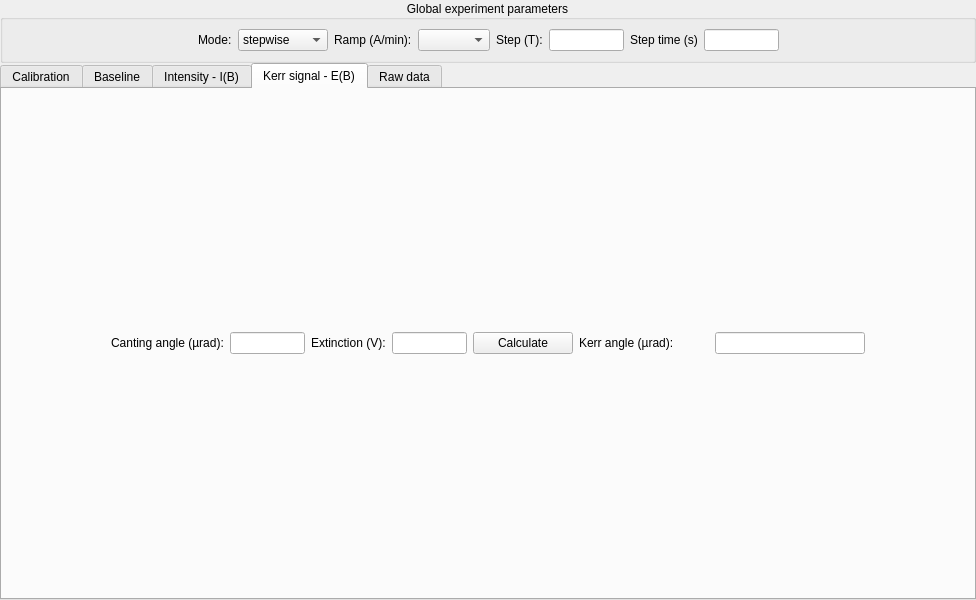
Before: the Qt Designer form nicos_jcns/moke01/gui/mokepanel.ui in mlz-ictrl/nicos, drawn with Qt 5.
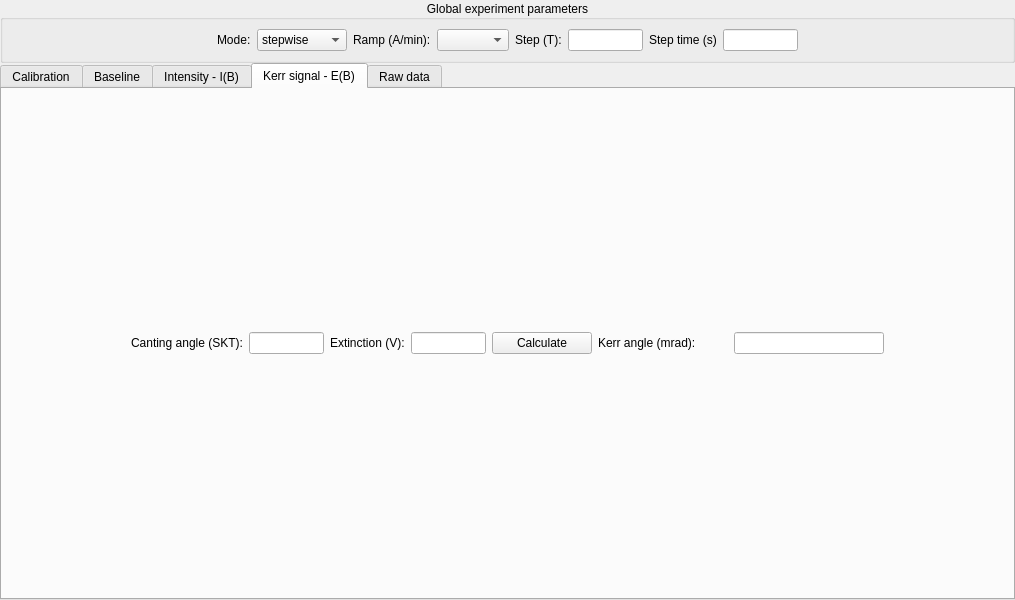
After: the same form once the commit is applied. The open tabs and pages were chosen to show the change.

Commit message:
moke01/gui: change units in labels for some parameters
Canting angle is in (SKT)
Kerr angle is in (mrad)

Patch:
```diff
--- a/nicos_jcns/moke01/gui/mokepanel.ui
+++ b/nicos_jcns/moke01/gui/mokepanel.ui
@@ -6,7 +6,7 @@
    <rect>
     <x>0</x>
     <y>0</y>
-    <width>976</width>
+    <width>1015</width>
     <height>600</height>
    </rect>
   </property>
@@ -915,7 +915,7 @@
             </size>
            </property>
            <property name="text">
-            <string>Canting angle (µrad):</string>
+            <string>Canting angle (SKT):</string>
            </property>
           </widget>
          </item>
@@ -950,7 +950,7 @@
             </size>
            </property>
            <property name="text">
-            <string>Kerr angle (µrad):</string>
+            <string>Kerr angle (mrad):</string>
            </property>
           </widget>
          </item>
```
Left out of the diff: 2 changed lines with no effect on the pictures. The commit also changes 3 other files.
